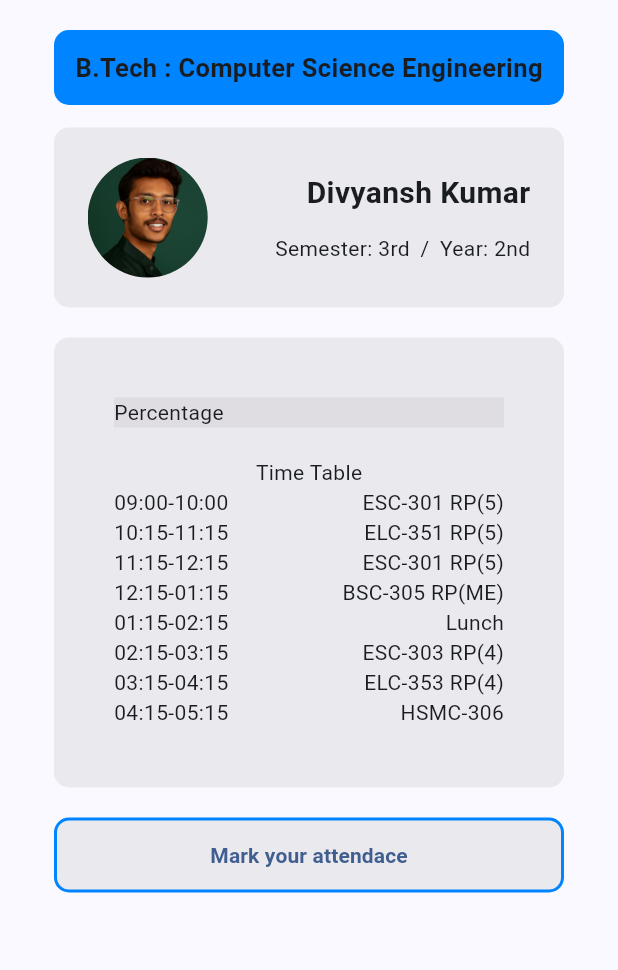
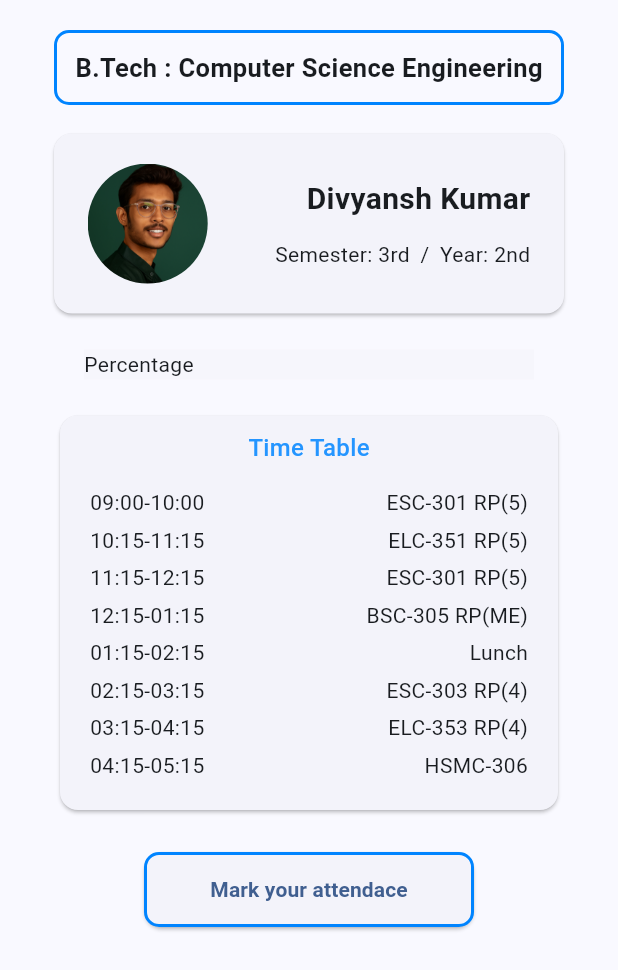
Before and after one commit to deev-narayan/Attendo_BBAU, a Flutter app: the Profile screen opened directly, on a phone screen of 412 x 824 dp. Shown: the top 970 px of the screen. Run offline on Flutter 3.47's test engine with Material 3 defaults, Android fonts, the phone set to English and light mode, and no system bars.

Commit message:
card allignment

```diff
--- a/lib/pages/profile.dart
+++ b/lib/pages/profile.dart
@@ -46,7 +46,10 @@ class _ProfileState extends State<Profile> {
               height: 50,
               width: 340,
               decoration: BoxDecoration(
-                color: const Color.fromARGB(255, 0, 132, 255),
+                border: Border.all(
+                  width: 2,
+                  color: Color.fromARGB(255, 0, 132, 255),
+                ),
                 borderRadius: BorderRadius.circular(10),
               ),
               child: Center(
@@ -61,12 +64,12 @@ class _ProfileState extends State<Profile> {
               padding: const EdgeInsets.fromLTRB(20, 5, 20, 5),
               child: Stack(
                 children: [
-                  Container(
+                  Card(
+                    child: Container(
                       padding: EdgeInsets.fromLTRB(00, 20, 0, 20),
                       width: 340,
                       decoration: BoxDecoration(
                         borderRadius: BorderRadius.circular(10),
-                      color: const Color.fromARGB(61, 187, 182, 182),
                       ),
                       child: Row(
                         mainAxisAlignment: MainAxisAlignment.spaceAround,
@@ -107,6 +110,7 @@ class _ProfileState extends State<Profile> {
                         ],
                       ),
                     ),
+                  ),
                 ],
               ),
             ),
@@ -114,11 +118,9 @@ class _ProfileState extends State<Profile> {
             Padding(
               padding: const EdgeInsets.fromLTRB(20, 5, 20, 5),
               child: Container(
-                padding: EdgeInsets.fromLTRB(40, 40, 40, 40),
                 width: 340,
                 decoration: BoxDecoration(
                   borderRadius: BorderRadius.circular(10),
-                  color: const Color.fromARGB(61, 187, 182, 182),
                 ),
                 child: Center(
                   child: Column(
@@ -127,34 +129,71 @@ class _ProfileState extends State<Profile> {
                         height: 20,
                         width: 300,
                         decoration: BoxDecoration(
-                          color: const Color.fromARGB(61, 187, 182, 182),
+                          color: const Color.fromARGB(12, 187, 182, 182),
                         ),
                         child: Text("Percentage"),
                       ),
                       SizedBox(height: 20),
+
+                      if (timetable.isNotEmpty)
+                        Card(
+                          child: Padding(
+                            padding: const EdgeInsets.fromLTRB(20, 10, 20, 20),
+                            child: Column(
+                              children: [
                                 Container(
                                   width: double.infinity,
-                        child: Center(child: Text("Time Table")),
+                                  child: Center(
+                                    child: Text(
+                                      "Time Table",
+                                      style: TextStyle(
+                                        fontSize: 16,
+                                        fontWeight: FontWeight.w500,
+                                        color: Color.fromARGB(
+                                          255,
+                                          36,
+                                          149,
+                                          255,
                                         ),
-                      if (timetable.isNotEmpty)
+                                      ),
+                                    ),
+                                  ),
+                                ),
+                                SizedBox(height: 10),
                                 ListView(
                                   shrinkWrap:
                                       true, // 👈 tells ListView to take only the space it needs
                                   physics:
                                       NeverScrollableScrollPhysics(), // 👈 disable its own scrolling
-                          children: timetable.entries.map<Widget>((entry) {
+                                  children: timetable.entries.map<Widget>((
+                                    entry,
+                                  ) {
                                     // return ListTile(
                                     //   title: Text("${entry.key} → ${entry.value}"),
                                     // );
-                            return Row(
-                              mainAxisAlignment: MainAxisAlignment.spaceBetween,
-                              crossAxisAlignment: CrossAxisAlignment.start,
+                                    return Padding(
+                                      padding: const EdgeInsets.fromLTRB(
+                                        0,
+                                        5,
+                                        0,
+                                        0,
+                                      ),
+                                      child: Row(
+                                        mainAxisAlignment:
+                                            MainAxisAlignment.spaceBetween,
+                                        crossAxisAlignment:
+                                            CrossAxisAlignment.start,
                                         children: [
                                           Text("${entry.key}"),
                                           Text("${entry.value}"),
                                         ],
+                                      ),
                                     );
                                   }).toList(),
+                                ),
+                              ],
+                            ),
+                          ),
                         ),
                     ],
                   ),
@@ -164,12 +203,13 @@ class _ProfileState extends State<Profile> {
             SizedBox(height: 10),
             Padding(
               padding: const EdgeInsets.fromLTRB(20, 5, 20, 5),
+              child: Card(
                 child: Container(
                   height: 50,
-                width: 340,
+                  width: 220,
                   decoration: BoxDecoration(
                     borderRadius: BorderRadius.circular(10),
-                  color: const Color.fromARGB(61, 187, 182, 182),
+
                     border: Border.all(
                       width: 2,
                       color: Color.fromARGB(255, 0, 132, 255),
@@ -192,6 +232,7 @@ class _ProfileState extends State<Profile> {
                   ),
                 ),
               ),
+            ),
           ],
         ),
       ),
--- a/lib/pages/user_validation.dart
+++ b/lib/pages/user_validation.dart
@@ -161,7 +161,9 @@ class _UserValidationState extends State<UserValidation> {
                                 borderRadius: BorderRadius.circular(9),
                               ),
                             ),
-                            onPressed: () {},
+                            onPressed: () {
+                              print("Opening camera");
+                            },
                             child: Row(
                               mainAxisAlignment: MainAxisAlignment.center,
 
```
Lines whose indentation alone changed are shown as unchanged.
